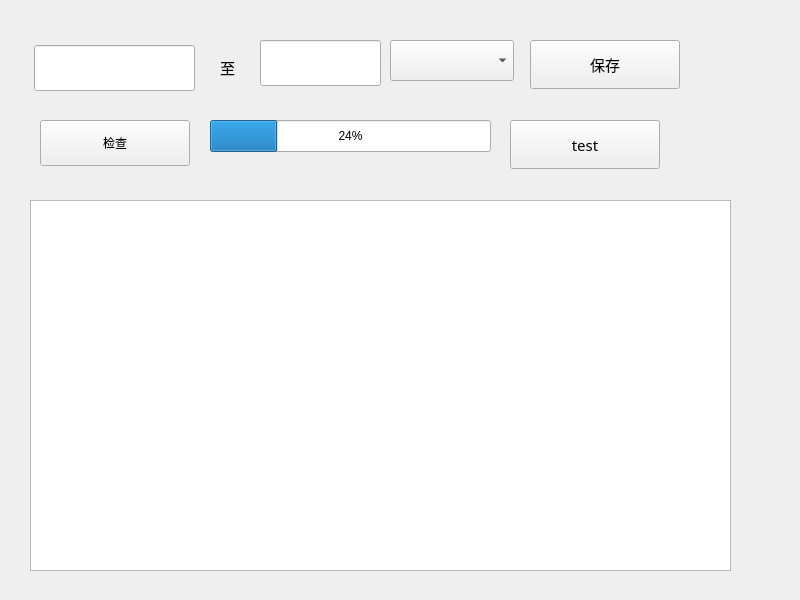
This is project/ipOnline/ui/ip_online.ui in wsyshengyun/pyqt5_test as Qt 5 draws it before an edit. The edited form follows.
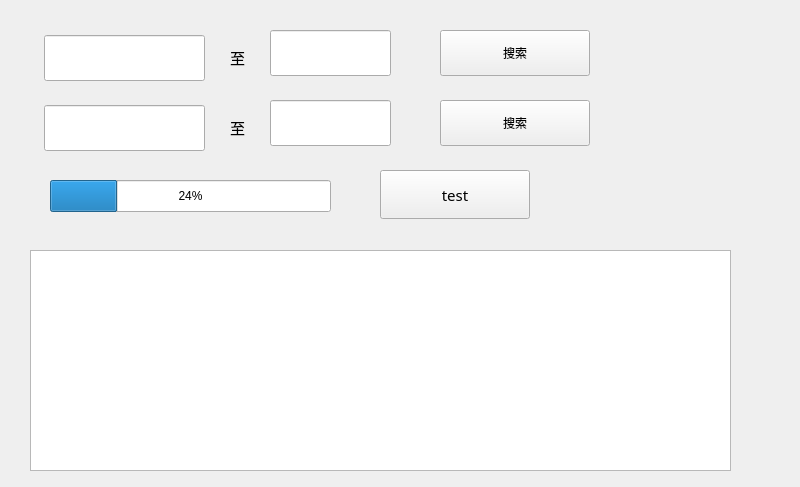
This is the edited form.

Patch:
```diff
--- a/project/ipOnline/ui/ip_online.ui
+++ b/project/ipOnline/ui/ip_online.ui
@@ -7,7 +7,7 @@
     <x>0</x>
     <y>0</y>
     <width>800</width>
-    <height>600</height>
+    <height>487</height>
    </rect>
   </property>
   <property name="windowTitle">
@@ -16,8 +16,8 @@
   <widget class="QProgressBar" name="progressBar">
    <property name="geometry">
     <rect>
-     <x>210</x>
-     <y>120</y>
+     <x>50</x>
+     <y>180</y>
      <width>281</width>
      <height>32</height>
     </rect>
@@ -29,8 +29,8 @@
   <widget class="QLineEdit" name="lIpStart">
    <property name="geometry">
     <rect>
-     <x>34</x>
-     <y>45</y>
+     <x>44</x>
+     <y>35</y>
      <width>161</width>
      <height>46</height>
     </rect>
@@ -45,8 +45,8 @@
   <widget class="QLabel" name="label_zhi">
    <property name="geometry">
     <rect>
-     <x>220</x>
-     <y>50</y>
+     <x>230</x>
+     <y>40</y>
      <width>29</width>
      <height>35</height>
     </rect>
@@ -64,14 +64,14 @@
   <widget class="QPushButton" name="pushCheckOneLine">
    <property name="geometry">
     <rect>
-     <x>40</x>
-     <y>120</y>
+     <x>440</x>
+     <y>30</y>
      <width>150</width>
      <height>46</height>
     </rect>
    </property>
    <property name="text">
-    <string>检查</string>
+    <string>搜索</string>
    </property>
   </widget>
   <widget class="QLineEdit" name="lIpEnd">
@@ -80,8 +80,8 @@
    </property>
    <property name="geometry">
     <rect>
-     <x>260</x>
-     <y>40</y>
+     <x>270</x>
+     <y>30</y>
      <width>121</width>
      <height>46</height>
     </rect>
@@ -111,40 +111,21 @@
     </font>
    </property>
   </widget>
-  <widget class="QPushButton" name="pushConfigIp">
-   <property name="geometry">
-    <rect>
-     <x>530</x>
-     <y>40</y>
-     <width>150</width>
-     <height>49</height>
-    </rect>
-   </property>
-   <property name="font">
-    <font>
-     <family>Adobe Arabic</family>
-     <pointsize>11</pointsize>
-    </font>
-   </property>
-   <property name="text">
-    <string>保存</string>
-   </property>
-  </widget>
-  <widget class="QTableView" name="tableWidget">
+  <widget class="QTableView" name="tableview">
    <property name="geometry">
     <rect>
      <x>30</x>
-     <y>200</y>
+     <y>250</y>
      <width>701</width>
-     <height>371</height>
+     <height>221</height>
     </rect>
    </property>
   </widget>
   <widget class="QPushButton" name="push_test">
    <property name="geometry">
     <rect>
-     <x>510</x>
-     <y>120</y>
+     <x>380</x>
+     <y>170</y>
      <width>150</width>
      <height>49</height>
     </rect>
@@ -159,14 +140,89 @@
     <string>test</string>
    </property>
   </widget>
-  <widget class="QComboBox" name="comboBox_switch_ip">
+  <widget class="QPushButton" name="btn_search2">
    <property name="geometry">
     <rect>
-     <x>390</x>
-     <y>40</y>
-     <width>124</width>
-     <height>41</height>
+     <x>440</x>
+     <y>100</y>
+     <width>150</width>
+     <height>46</height>
     </rect>
+   </property>
+   <property name="text">
+    <string>搜索</string>
+   </property>
+  </widget>
+  <widget class="QLabel" name="label_zhi_2">
+   <property name="geometry">
+    <rect>
+     <x>230</x>
+     <y>110</y>
+     <width>29</width>
+     <height>35</height>
+    </rect>
+   </property>
+   <property name="font">
+    <font>
+     <family>Adobe Arabic</family>
+     <pointsize>11</pointsize>
+    </font>
+   </property>
+   <property name="text">
+    <string>至</string>
+   </property>
+  </widget>
+  <widget class="QLineEdit" name="line_start2">
+   <property name="geometry">
+    <rect>
+     <x>44</x>
+     <y>105</y>
+     <width>161</width>
+     <height>46</height>
+    </rect>
+   </property>
+   <property name="font">
+    <font>
+     <family>Adobe Arabic</family>
+     <pointsize>14</pointsize>
+    </font>
+   </property>
+  </widget>
+  <widget class="QLineEdit" name="line_end2">
+   <property name="enabled">
+    <bool>true</bool>
+   </property>
+   <property name="geometry">
+    <rect>
+     <x>270</x>
+     <y>100</y>
+     <width>121</width>
+     <height>46</height>
+    </rect>
+   </property>
+   <property name="sizePolicy">
+    <sizepolicy hsizetype="Expanding" vsizetype="Fixed">
+     <horstretch>0</horstretch>
+     <verstretch>0</verstretch>
+    </sizepolicy>
+   </property>
+   <property name="minimumSize">
+    <size>
+     <width>0</width>
+     <height>0</height>
+    </size>
+   </property>
+   <property name="sizeIncrement">
+    <size>
+     <width>0</width>
+     <height>0</height>
+    </size>
+   </property>
+   <property name="font">
+    <font>
+     <family>Adobe Arabic</family>
+     <pointsize>14</pointsize>
+    </font>
    </property>
   </widget>
  </widget>
```
Left out of the diff: 6 changed lines with no effect on the pictures.
